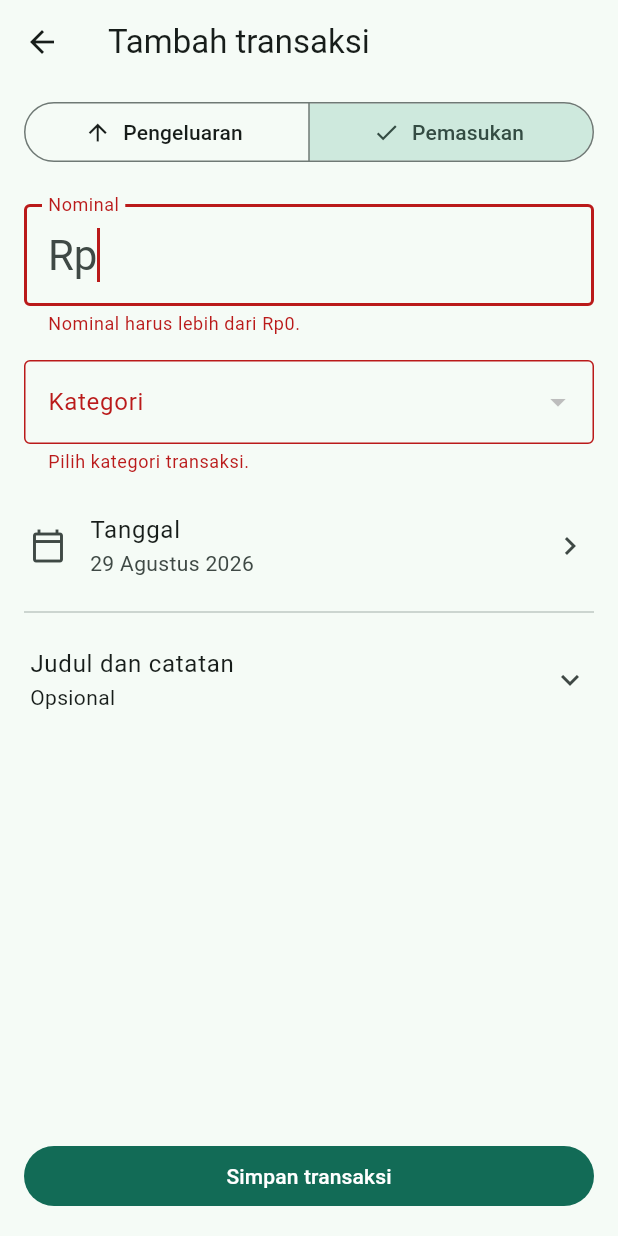
After one commit to technowstack/finote, a Flutter app: the TransactionFormPage screen opened by its route, after a tap on "Pemasukan", after a tap on "Simpan transaksi", on a phone screen of 412 x 824 dp. The commit adds this screen. Run offline on Flutter 3.47's test engine with Material 3 defaults, Android fonts, the light colour scheme and no system bars; our stand-ins replace drift, drift_flutter, flutter_riverpod, go_router; accounts and stored records are empty; generated files the repository leaves out were written again.

Commit message:
feat: add Transaction CRUD

```diff
--- a/lib/app/startup_page.dart
+++ b/lib/app/startup_page.dart
@@ -18,6 +18,12 @@ class StartupPage extends StatelessWidget {
               const SizedBox(height: 8),
               const Text('Fondasi aplikasi siap.'),
               const SizedBox(height: 24),
+              FilledButton.icon(
+                onPressed: () => context.go('/transactions'),
+                icon: const Icon(Icons.receipt_long_outlined),
+                label: const Text('Buka transaksi'),
+              ),
+              const SizedBox(height: 8),
               OutlinedButton.icon(
                 onPressed: () => context.go('/categories'),
                 icon: const Icon(Icons.category_outlined),
--- /dev/null
+++ b/lib/features/transactions/presentation/transaction_form_page.dart
@@ -0,0 +1,325 @@
+import 'package:drift/drift.dart' show Value;
+import 'package:flutter/material.dart';
+import 'package:flutter/services.dart';
+import 'package:flutter_riverpod/flutter_riverpod.dart';
+import 'package:go_router/go_router.dart';
+
+import '../../../core/database/app_database.dart';
+import '../../../core/utils/currency_formatter.dart';
+import '../../../core/utils/date_formatter.dart';
+import '../../categories/data/category_repository.dart';
+import '../data/transaction_repository.dart';
+import '../domain/transaction_source.dart';
+import '../domain/transaction_type.dart';
+
+class TransactionFormPage extends ConsumerWidget {
+  const TransactionFormPage({super.key, this.transactionId});
+
+  final int? transactionId;
+
+  @override
+  Widget build(BuildContext context, WidgetRef ref) {
+    final initialization = ref.watch(categoryInitializationProvider);
+
+    return initialization.when(
+      loading: () => const _LoadingPage(),
+      error: (error, stackTrace) => const _LoadErrorPage(),
+      data: (_) {
+        final id = transactionId;
+        if (id == null) return const _TransactionForm();
+
+        return ref
+            .watch(transactionByIdProvider(id))
+            .when(
+              loading: () => const _LoadingPage(),
+              error: (error, stackTrace) => const _LoadErrorPage(),
+              data: (transaction) => transaction == null
+                  ? const _LoadErrorPage()
+                  : _TransactionForm(transaction: transaction),
+            );
+      },
+    );
+  }
+}
+
+class _TransactionForm extends ConsumerStatefulWidget {
+  const _TransactionForm({this.transaction});
+
+  final TransactionRecord? transaction;
+
+  @override
+  ConsumerState<_TransactionForm> createState() => _TransactionFormState();
+}
+
+class _TransactionFormState extends ConsumerState<_TransactionForm> {
+  final _formKey = GlobalKey<FormState>();
+  late final TextEditingController _amountController;
+  late final TextEditingController _titleController;
+  late final TextEditingController _noteController;
+  late TransactionType _type;
+  late DateTime _date;
+  int? _categoryId;
+  bool _saving = false;
+
+  @override
+  void initState() {
+    super.initState();
+    final transaction = widget.transaction;
+    _type = transaction?.type ?? TransactionType.expense;
+    _date = transaction?.transactionDate ?? DateTime.now();
+    _categoryId = transaction?.categoryId;
+    _amountController = TextEditingController(
+      text: transaction == null ? '' : _formatAmountInput(transaction.amount),
+    );
+    _titleController = TextEditingController(text: transaction?.title ?? '');
+    _noteController = TextEditingController(text: transaction?.note ?? '');
+  }
+
+  @override
+  void dispose() {
+    _amountController.dispose();
+    _titleController.dispose();
+    _noteController.dispose();
+    super.dispose();
+  }
+
+  @override
+  Widget build(BuildContext context) {
+    final categories = ref.watch(categoriesByTypeProvider(_type));
+    final isEditing = widget.transaction != null;
+
+    return Scaffold(
+      appBar: AppBar(
+        title: Text(isEditing ? 'Ubah transaksi' : 'Tambah transaksi'),
+      ),
+      bottomNavigationBar: SafeArea(
+        child: Padding(
+          padding: const EdgeInsets.fromLTRB(16, 8, 16, 16),
+          child: FilledButton(
+            onPressed: _saving ? null : _save,
+            child: Text(_saving ? 'Menyimpan...' : 'Simpan transaksi'),
+          ),
+        ),
+      ),
+      body: Form(
+        key: _formKey,
+        child: ListView(
+          padding: const EdgeInsets.fromLTRB(16, 8, 16, 24),
+          children: [
+            SegmentedButton<TransactionType>(
+              segments: const [
+                ButtonSegment(
+                  value: TransactionType.expense,
+                  icon: Icon(Icons.arrow_upward),
+                  label: Text('Pengeluaran'),
+                ),
+                ButtonSegment(
+                  value: TransactionType.income,
+                  icon: Icon(Icons.arrow_downward),
+                  label: Text('Pemasukan'),
+                ),
+              ],
+              selected: {_type},
+              onSelectionChanged: (selection) {
+                setState(() {
+                  _type = selection.single;
+                  _categoryId = null;
+                });
+              },
+            ),
+            const SizedBox(height: 24),
+            TextFormField(
+              controller: _amountController,
+              autofocus: !isEditing,
+              keyboardType: TextInputType.number,
+              textInputAction: TextInputAction.next,
+              inputFormatters: const [_IdrInputFormatter()],
+              style: Theme.of(context).textTheme.headlineMedium,
+              decoration: const InputDecoration(
+                labelText: 'Nominal',
+                prefixText: 'Rp',
+                border: OutlineInputBorder(),
+              ),
+              validator: (value) => _parseAmount(value ?? '') > 0
+                  ? null
+                  : 'Nominal harus lebih dari Rp0.',
+            ),
+            const SizedBox(height: 16),
+            categories.when(
+              loading: () => const LinearProgressIndicator(),
+              error: (error, stackTrace) =>
+                  const Text('Kategori belum dapat dimuat.'),
+              data: (items) {
+                final selectedExists = items.any(
+                  (category) => category.id == _categoryId,
+                );
+                return DropdownButtonFormField<int>(
+                  initialValue: selectedExists ? _categoryId : null,
+                  decoration: const InputDecoration(
+                    labelText: 'Kategori',
+                    border: OutlineInputBorder(),
+                  ),
+                  items: [
+                    for (final category in items)
+                      DropdownMenuItem(
+                        value: category.id,
+                        child: Text(category.name),
+                      ),
+                  ],
+                  onChanged: (value) => setState(() => _categoryId = value),
+                  validator: (value) =>
+                      value == null ? 'Pilih kategori transaksi.' : null,
+                );
+              },
+            ),
+            const SizedBox(height: 12),
+            ListTile(
+              contentPadding: const EdgeInsets.symmetric(horizontal: 4),
+              leading: const Icon(Icons.calendar_today_outlined),
+              title: const Text('Tanggal'),
+              subtitle: Text(formatDate(_date)),
+              trailing: const Icon(Icons.chevron_right),
+              onTap: _selectDate,
+            ),
+            const Divider(),
+            ExpansionTile(
+              tilePadding: const EdgeInsets.symmetric(horizontal: 4),
+              initiallyExpanded:
+                  isEditing &&
+                  (_titleController.text.isNotEmpty ||
+                      _noteController.text.isNotEmpty),
+              title: const Text('Judul dan catatan'),
+              subtitle: const Text('Opsional'),
+              childrenPadding: const EdgeInsets.only(bottom: 8),
+              children: [
+                TextFormField(
+                  controller: _titleController,
+                  textCapitalization: TextCapitalization.sentences,
+                  decoration: const InputDecoration(
+                    labelText: 'Judul',
+                    border: OutlineInputBorder(),
+                  ),
+                ),
+                const SizedBox(height: 12),
+                TextFormField(
+                  controller: _noteController,
+                  textCapitalization: TextCapitalization.sentences,
+                  minLines: 2,
+                  maxLines: 4,
+                  decoration: const InputDecoration(
+                    labelText: 'Catatan',
+                    border: OutlineInputBorder(),
+                  ),
+                ),
+              ],
+            ),
+          ],
+        ),
+      ),
+    );
+  }
+
+  Future<void> _selectDate() async {
+    final selected = await showDatePicker(
+      context: context,
+      initialDate: _date,
+      firstDate: DateTime(2000),
+      lastDate: DateTime(2100),
+    );
+    if (selected != null) setState(() => _date = selected);
+  }
+
+  Future<void> _save() async {
+    if (!_formKey.currentState!.validate()) return;
+    final categoryId = _categoryId;
+    if (categoryId == null) return;
+
+    setState(() => _saving = true);
+    final repository = ref.read(transactionRepositoryProvider);
+    final note = _noteController.text.trim();
+
+    try {
+      final existing = widget.transaction;
+      if (existing == null) {
+        await repository.create(
+          type: _type,
+          categoryId: categoryId,
+          amount: _parseAmount(_amountController.text),
+          title: _titleController.text,
+          note: note.isEmpty ? null : note,
+          transactionDate: _date,
+          source: TransactionSource.manual,
+        );
+      } else {
+        await repository.update(
+          existing.copyWith(
+            type: _type,
+            categoryId: categoryId,
+            amount: _parseAmount(_amountController.text),
+            title: _titleController.text.trim(),
+            note: Value(note.isEmpty ? null : note),
+            transactionDate: _date,
+          ),
+        );
+        ref.invalidate(transactionByIdProvider(existing.id));
+      }
+
+      if (!mounted) return;
+      context.canPop() ? context.pop() : context.go('/transactions');
+    } catch (_) {
+      if (mounted) {
+        setState(() => _saving = false);
+        ScaffoldMessenger.of(context).showSnackBar(
+          const SnackBar(content: Text('Transaksi gagal disimpan. Coba lagi.')),
+        );
+      }
+    }
+  }
+}
+
+class _IdrInputFormatter extends TextInputFormatter {
+  const _IdrInputFormatter();
+
+  @override
+  TextEditingValue formatEditUpdate(
+    TextEditingValue oldValue,
+    TextEditingValue newValue,
+  ) {
+    final digits = newValue.text.replaceAll(RegExp(r'\D'), '');
+    if (digits.isEmpty) return const TextEditingValue();
+    final amount = int.tryParse(digits);
+    if (amount == null) return oldValue;
+    final text = _formatAmountInput(amount);
+    return TextEditingValue(
+      text: text,
+      selection: TextSelection.collapsed(offset: text.length),
+    );
+  }
+}
+
+int _parseAmount(String value) =>
+    int.tryParse(value.replaceAll(RegExp(r'\D'), '')) ?? 0;
+
+String _formatAmountInput(int amount) =>
+    formatIdr(amount).replaceFirst('Rp', '');
+
+class _LoadingPage extends StatelessWidget {
+  const _LoadingPage();
+
+  @override
+  Widget build(BuildContext context) {
+    return const Scaffold(body: Center(child: CircularProgressIndicator()));
+  }
+}
+
+class _LoadErrorPage extends StatelessWidget {
+  const _LoadErrorPage();
+
+  @override
+  Widget build(BuildContext context) {
+    return Scaffold(
+      appBar: AppBar(title: const Text('Transaksi')),
+      body: const Center(child: Text('Transaksi belum dapat dimuat.')),
+    );
+  }
+}
--- /dev/null
+++ b/lib/features/transactions/presentation/transactions_page.dart
@@ -0,0 +1,181 @@
+import 'package:flutter/material.dart';
+import 'package:flutter_riverpod/flutter_riverpod.dart';
+import 'package:go_router/go_router.dart';
+
+import '../../../core/utils/currency_formatter.dart';
+import '../../../core/utils/date_formatter.dart';
+import '../data/transaction_repository.dart';
+import '../domain/transaction_type.dart';
+
+class TransactionsPage extends ConsumerWidget {
+  const TransactionsPage({super.key});
+
+  @override
+  Widget build(BuildContext context, WidgetRef ref) {
+    final transactions = ref.watch(transactionsProvider);
+
+    return Scaffold(
+      appBar: AppBar(title: const Text('Transaksi')),
+      floatingActionButton: FloatingActionButton.extended(
+        onPressed: () => context.push('/transactions/new'),
+        icon: const Icon(Icons.add),
+        label: const Text('Tambah transaksi'),
+      ),
+      body: transactions.when(
+        loading: () => const Center(child: CircularProgressIndicator()),
+        error: (error, stackTrace) =>
+            _ErrorState(onRetry: () => ref.invalidate(transactionsProvider)),
+        data: (items) {
+          if (items.isEmpty) {
+            return const _EmptyState();
+          }
+          return ListView.separated(
+            padding: const EdgeInsets.fromLTRB(16, 8, 16, 96),
+            itemCount: items.length,
+            separatorBuilder: (context, index) => const SizedBox(height: 8),
+            itemBuilder: (context, index) =>
+                _TransactionTile(item: items[index]),
+          );
+        },
+      ),
+    );
+  }
+}
+
+class _TransactionTile extends ConsumerWidget {
+  const _TransactionTile({required this.item});
+
+  final TransactionListItem item;
+
+  @override
+  Widget build(BuildContext context, WidgetRef ref) {
+    final transaction = item.transaction;
+    final isExpense = transaction.type == TransactionType.expense;
+    final amountColor = isExpense
+        ? Theme.of(context).colorScheme.error
+        : Theme.of(context).colorScheme.primary;
+
+    return Card(
+      margin: EdgeInsets.zero,
+      child: ListTile(
+        leading: Icon(
+          isExpense ? Icons.arrow_upward : Icons.arrow_downward,
+          color: amountColor,
+        ),
+        title: Text(
+          transaction.title.isEmpty ? item.category.name : transaction.title,
+        ),
+        subtitle: Text(
+          '${item.category.name} · ${formatDate(transaction.transactionDate)}',
+        ),
+        trailing: Row(
+          mainAxisSize: MainAxisSize.min,
+          children: [
+            Text(
+              '${isExpense ? '-' : '+'}${formatIdr(transaction.amount)}',
+              style: TextStyle(color: amountColor, fontWeight: FontWeight.w700),
+            ),
+            PopupMenuButton<_TransactionAction>(
+              tooltip: 'Tindakan transaksi',
+              onSelected: (action) => switch (action) {
+                _TransactionAction.edit => context.push(
+                  '/transactions/${transaction.id}/edit',
+                ),
+                _TransactionAction.delete => _delete(context, ref),
+              },
+              itemBuilder: (context) => const [
+                PopupMenuItem(
+                  value: _TransactionAction.edit,
+                  child: Text('Ubah'),
+                ),
+                PopupMenuItem(
+                  value: _TransactionAction.delete,
+                  child: Text('Hapus'),
+                ),
+              ],
+            ),
+          ],
+        ),
+      ),
+    );
+  }
+
+  Future<void> _delete(BuildContext context, WidgetRef ref) async {
+    final confirmed = await showDialog<bool>(
+      context: context,
+      builder: (context) => AlertDialog(
+        title: const Text('Hapus transaksi?'),
+        content: const Text('Transaksi tidak akan muncul lagi.'),
+        actions: [
+          TextButton(
+            onPressed: () => Navigator.pop(context, false),
+            child: const Text('Batal'),
+          ),
+          FilledButton(
+            onPressed: () => Navigator.pop(context, true),
+            child: const Text('Hapus'),
+          ),
+        ],
+      ),
+    );
+    if (confirmed != true || !context.mounted) return;
+
+    try {
+      await ref
+          .read(transactionRepositoryProvider)
+          .softDelete(item.transaction.id);
+    } catch (_) {
+      if (context.mounted) {
+        ScaffoldMessenger.of(context).showSnackBar(
+          const SnackBar(content: Text('Transaksi gagal dihapus. Coba lagi.')),
+        );
+      }
+    }
+  }
+}
+
+class _EmptyState extends StatelessWidget {
+  const _EmptyState();
+
+  @override
+  Widget build(BuildContext context) {
+    return Center(
+      child: Column(
+        mainAxisSize: MainAxisSize.min,
+        children: [
+          Icon(
+            Icons.receipt_long_outlined,
+            size: 48,
+            color: Theme.of(context).colorScheme.outline,
+          ),
+          const SizedBox(height: 12),
+          const Text('Belum ada transaksi.'),
+          const SizedBox(height: 4),
+          const Text('Tekan + untuk mencatat transaksi pertama.'),
+        ],
+      ),
+    );
+  }
+}
+
+class _ErrorState extends StatelessWidget {
+  const _ErrorState({required this.onRetry});
+
+  final VoidCallback onRetry;
+
+  @override
+  Widget build(BuildContext context) {
+    return Center(
+      child: Column(
+        mainAxisSize: MainAxisSize.min,
+        children: [
+          const Text('Transaksi belum dapat dimuat.'),
+          const SizedBox(height: 8),
+          TextButton(onPressed: onRetry, child: const Text('Coba lagi')),
+        ],
+      ),
+    );
+  }
+}
+
+enum _TransactionAction { edit, delete }
```
Also changed, not shown: lib/app/router.dart (+18 -0 lines), lib/features/transactions/data/transaction_repository.dart (+41 -0 lines), 1 other file.
